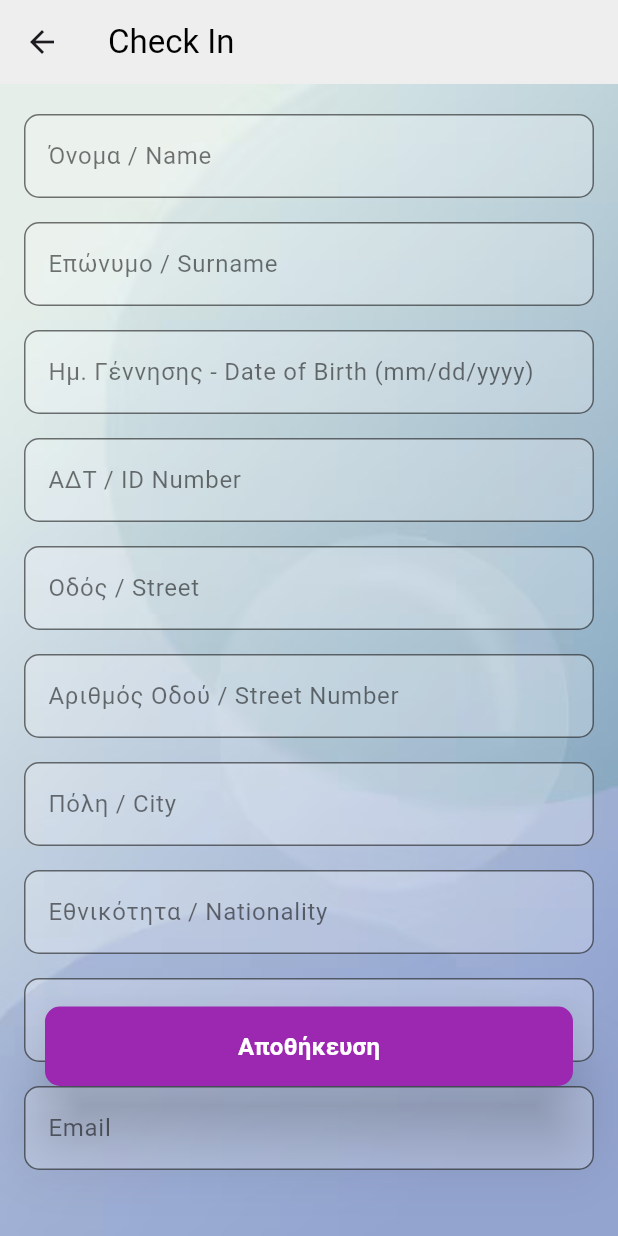
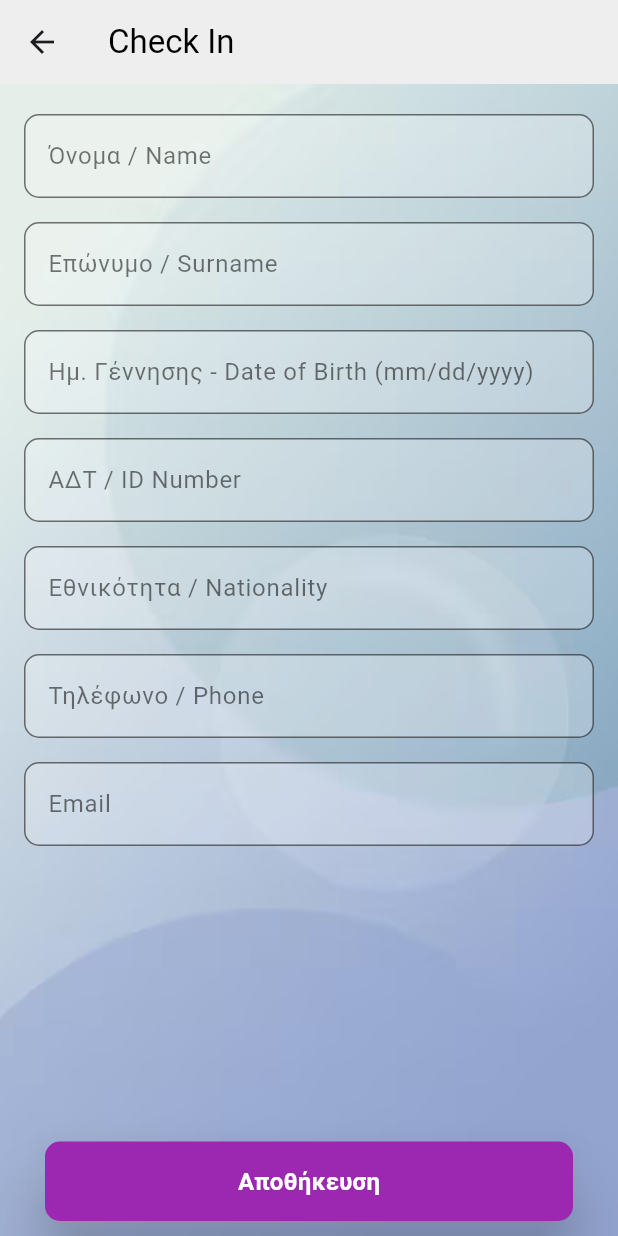
Before and after one commit to TsalemisIasonas/Self_Check-In, a Flutter app: the FormPage screen opened directly, on a phone screen of 412 x 824 dp. Run offline on Flutter 3.47's test engine with Material 3 defaults, Android fonts, the phone set to English and light mode, and no system bars.

Commit message:
apk installed, ready

```diff
--- a/lib/pages/form_page.dart
+++ b/lib/pages/form_page.dart
@@ -2,6 +2,7 @@ import 'dart:io';
 import 'package:flutter/material.dart';
 import 'package:flutter/services.dart';
 import 'package:path_provider/path_provider.dart';
+import 'package:pylon_hotel_self_checkin/components/process_indicator.dart';
 import '../components/my_alert_dialog.dart';
 import 'dart:convert';
 import 'package:http/http.dart' as http;
@@ -23,9 +24,6 @@ class _FormPageState extends State<FormPage> {
     'Επώνυμο / Surname',
     'Ημ. Γέννησης - Date of Birth (mm/dd/yyyy)',
     'ΑΔΤ / ID Number',
-    'Οδός / Street',
-    'Αριθμός Οδού / Street Number',
-    'Πόλη / City',
     'Εθνικότητα / Nationality',
     'Τηλέφωνο / Phone',
     'Email',
@@ -36,9 +34,6 @@ class _FormPageState extends State<FormPage> {
     'LASTNAME',
     'DATEOFBIRTH',
     'DOCNUMBER',
-    'STREET',
-    'STREETNUMBER',
-    'CITY',
     'NATIONALITY',
     'TELEPHONE',
     'EMAIL',
@@ -115,9 +110,6 @@ class _FormPageState extends State<FormPage> {
     _validateGeneric, // Επώνυμο
     _validateDateOfBirth, // Ημ/νια Γέννησης
     _validateGeneric, // ΑΔΤ
-    _validateGeneric, // Οδός
-    _validateGeneric, // Αριθμός Οδού
-    _validateGeneric, // Πόλη
     _validateGeneric, // Εθνικότητα
     _validatePhoneNumber, // Τηλέφωνο
     _validateEmail, // Email
@@ -130,8 +122,6 @@ class _FormPageState extends State<FormPage> {
         return TextInputType.emailAddress;
       case 'TELEPHONE':
         return TextInputType.phone;
-      case 'STREETNUMBER':
-        return TextInputType.number;
       default:
         return TextInputType.text;
     }
@@ -187,12 +177,9 @@ class _FormPageState extends State<FormPage> {
       "Surname": _controllers[1].text.trim(),
       "Full Name":
           '${_controllers[0].text.trim()} ${_controllers[1].text.trim()}',
-      "Email": _controllers[9].text.trim(), // DistinctiveTitle
-      "Address": _controllers[4].text.trim(),
-      "StreetNumber": _controllers[5].text.trim(),
-      "City": _controllers[6].text.trim(),
+      "Email": _controllers[6].text.trim(), // DistinctiveTitle
       "IsRetail": "1", // send as string
-      "Phone": _controllers[7].text.trim(),
+      "Phone": _controllers[5].text.trim(),
       "DocNumber": _controllers[3].text.trim(),
       "DateofBirth": _controllers[2].text.trim(),
     };
@@ -446,13 +433,16 @@ class _FormPageState extends State<FormPage> {
         },
       ),
 
+      _isLoading
+          ? const Center(child: ProcessIndicatorAnimation())
+          : const SizedBox.shrink(),
+
+
       Positioned(
-        left: 30,
-        right: 30,
-        bottom: 100,
-        child: _isLoading
-            ? const Center(child: CircularProgressIndicator())
-            : ElevatedButton(
+              left: 30,
+              right: 30,
+              bottom: 10,
+        child: ElevatedButton(
                 onPressed: _saveAndSendApiData,
                 style: ElevatedButton.styleFrom(
                   elevation: 20,
```
Also changed, not shown: lib/components/process_indicator.dart (added, +71 -0 lines), 3 other files.
